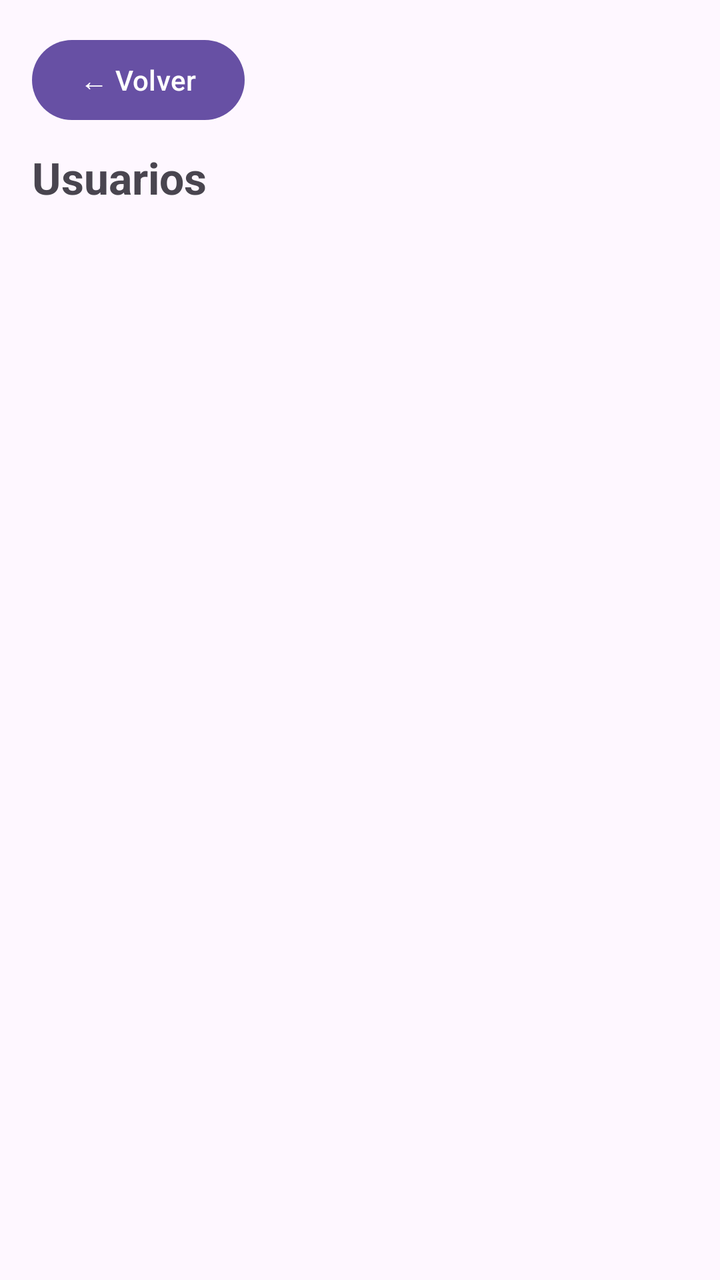
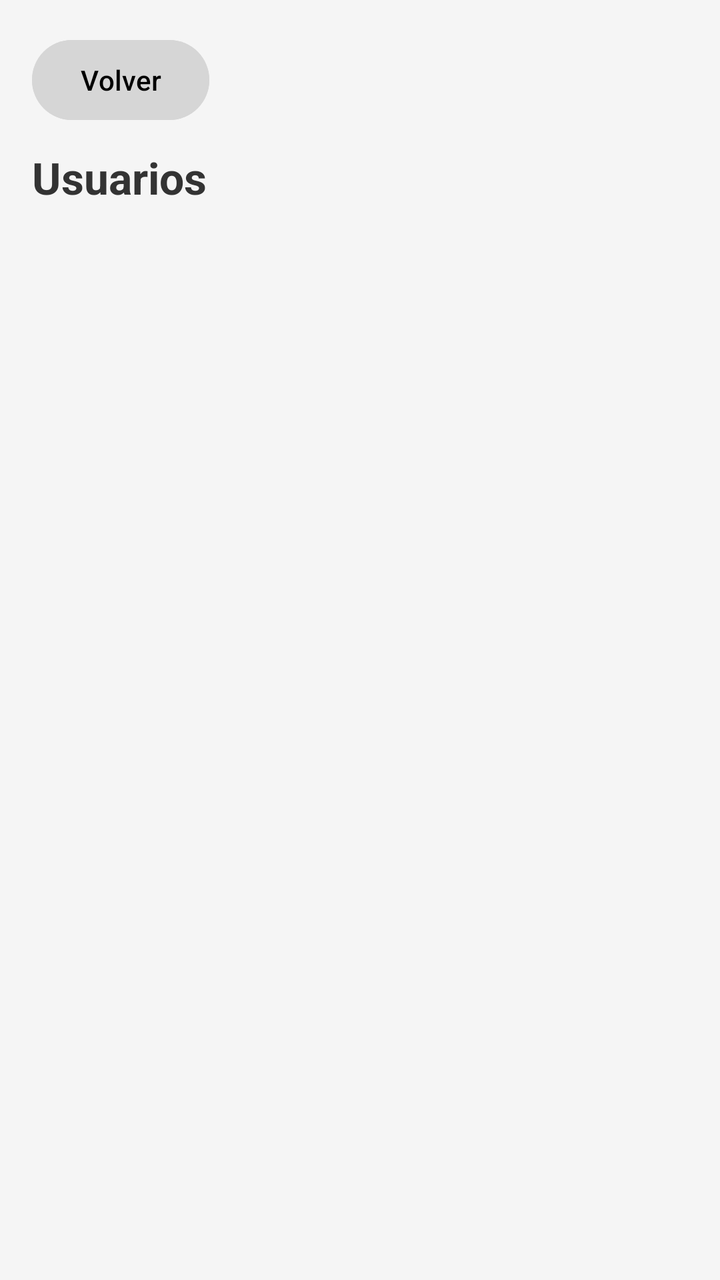

Screens rendered from an Android XML layout before and after an edit, with the pre-edit source and the edit as a unified diff.
<!-- AndroidManifest.xml: application theme Theme.TechStore -->
<!-- res/layout/activity_usuarios.xml -->
<?xml version="1.0" encoding="utf-8"?>
<LinearLayout xmlns:android="http://schemas.android.com/apk/res/android"
    android:orientation="vertical"
    android:padding="16dp"
    android:layout_width="match_parent"
    android:layout_height="match_parent">

    
    <Button
        android:id="@+id/btnVolver"
        android:text="← Volver"
        android:layout_width="wrap_content"
        android:layout_height="wrap_content"/>

    
    <TextView
        android:text="Usuarios"
        android:textSize="22sp"
        android:textStyle="bold"
        android:layout_marginTop="10dp"
        android:layout_width="wrap_content"
        android:layout_height="wrap_content"/>

    
    <androidx.recyclerview.widget.RecyclerView
        android:id="@+id/recyclerUsuarios"
        android:layout_width="match_parent"
        android:layout_height="match_parent"
        android:layout_marginTop="10dp"/>

</LinearLayout>
<!-- resources referenced by this layout -->
<resources>
  <style name="Theme.TechStore" parent="Base.Theme.TechStore" />
  <style name="Base.Theme.TechStore" parent="Theme.Material3.DayNight.NoActionBar">
          
          
      </style>
</resources>

<!-- the commit's change to res/layout/activity_usuarios.xml (unified diff, before → after) -->
@@ -2,30 +2,31 @@
 <LinearLayout xmlns:android="http://schemas.android.com/apk/res/android"
     android:orientation="vertical"
     android:padding="16dp"
+    android:background="@color/background"
     android:layout_width="match_parent"
     android:layout_height="match_parent">
 
-    
     <Button
         android:id="@+id/btnVolver"
-        android:text="← Volver"
+        android:text="@string/volver"
+        android:backgroundTint="@color/gris_boton"
+        android:textColor="@color/black"
         android:layout_width="wrap_content"
-        android:layout_height="wrap_content"/>
+        android:layout_height="wrap_content" />
 
-    
     <TextView
-        android:text="Usuarios"
+        android:text="@string/usuarios"
         android:textSize="22sp"
         android:textStyle="bold"
+        android:textColor="@color/texto_principal"
         android:layout_marginTop="10dp"
         android:layout_width="wrap_content"
-        android:layout_height="wrap_content"/>
+        android:layout_height="wrap_content" />
 
-    
     <androidx.recyclerview.widget.RecyclerView
         android:id="@+id/recyclerUsuarios"
         android:layout_width="match_parent"
         android:layout_height="match_parent"
-        android:layout_marginTop="10dp"/>
+        android:layout_marginTop="10dp" />
 
 </LinearLayout>
<!-- resource entries referenced after the edit -->
@@ -1,5 +1,11 @@
 <!-- resources referenced by this layout -->
 <resources>
+  <color name="background">#F5F5F5</color>
+  <color name="black">#000000</color>
+  <color name="gris_boton">#D6D6D6</color>
+  <color name="texto_principal">#333333</color>
+  <string name="usuarios">Usuarios</string>
+  <string name="volver">Volver</string>
   <style name="Theme.TechStore" parent="Base.Theme.TechStore" />
   <style name="Base.Theme.TechStore" parent="Theme.Material3.DayNight.NoActionBar">
           
